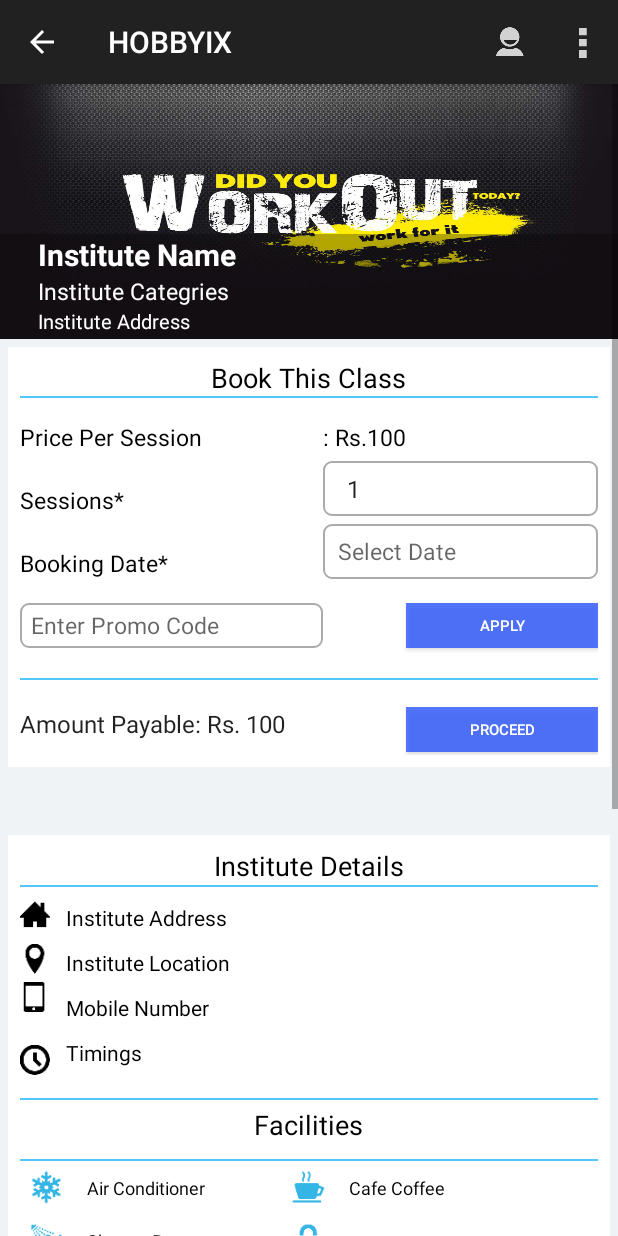
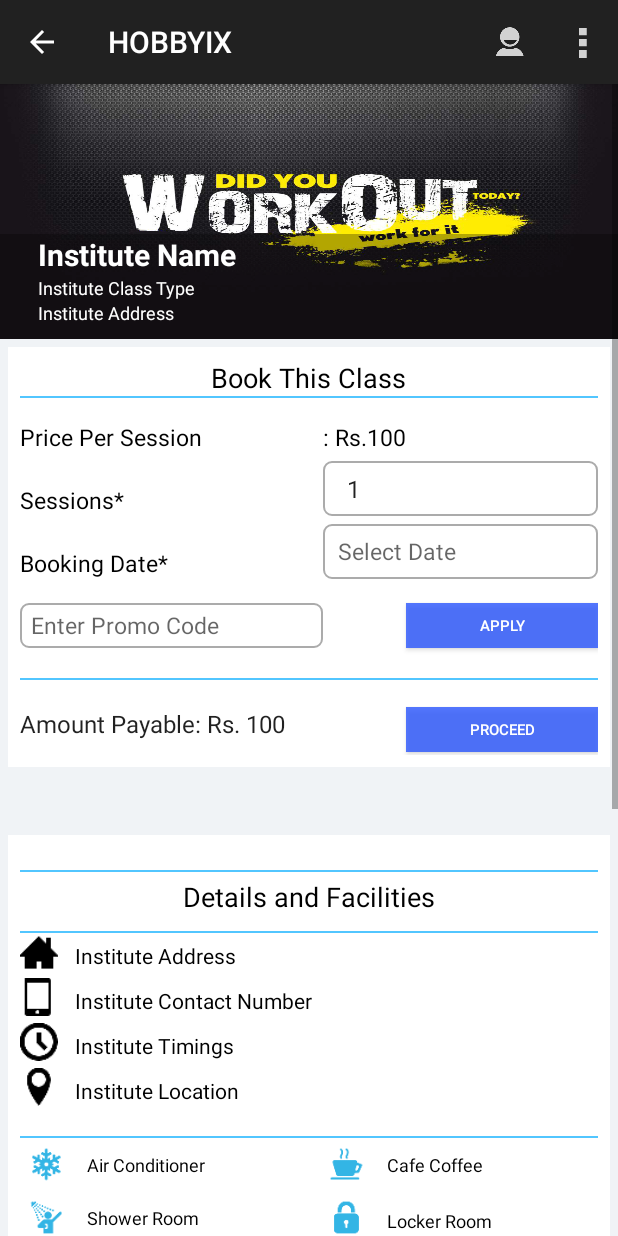
Before and after one commit to abhatia2107/hobby_android, an Android app: the SamplePage screen opened directly, with no data from a screen before it, on a phone screen of 412 x 824 dp. Run offline under Robolectric (Android 15) with nearby library versions, the phone set to English and light mode, and no system bars.

Commit message:
Sample Page Optimized using Table Layout

```diff
--- a/app/src/main/java/in/hobbyix/hobbyix/MainActivity.java
+++ b/app/src/main/java/in/hobbyix/hobbyix/MainActivity.java
@@ -159,6 +159,8 @@ public class MainActivity extends ActionBarActivity implements View.OnClickListe
                         postItems.setName(jsonPostItem.getString("institute"));
                         postItems.setFees(jsonPostItem.getString("batch_single_price"));
 
+
+
                         postItems.setAddress("Hi Tech City");
                         postItems.setTimings("4am-9pm");
                         postItems.setBookNow("BookNow");
--- a/app/src/main/java/in/hobbyix/hobbyix/SamplePage.java
+++ b/app/src/main/java/in/hobbyix/hobbyix/SamplePage.java
@@ -41,7 +41,7 @@ public class SamplePage extends ActionBarActivity {
         actionBar.setHomeButtonEnabled(true);
         actionBar.setDisplayHomeAsUpEnabled(true);
 
-        spinner=(Spinner)findViewById(R.id.spinner);
+        spinner=(Spinner)findViewById(R.id.NumberOfSessionSpinner);
         adpter=ArrayAdapter.createFromResource(this,R.array.list_numbers,android.R.layout.simple_list_item_1);
         adpter.setDropDownViewResource(android.R.layout.simple_list_item_1);
         spinner.setAdapter(adpter);
@@ -79,11 +79,11 @@ public class SamplePage extends ActionBarActivity {
         if(extras!=null){
             String InstituteDetails[] = new String[5];
             InstituteDetails = extras.getStringArray("Institutes");
-            InstituteName = (TextView)findViewById(R.id.InstituteName);
+            InstituteName = (TextView)findViewById(R.id.HeaderInstituteName);
             InstituteName.setText(InstituteDetails[0]);
-            InstituteClassType=(TextView)findViewById(R.id.InstituteClassType);
+            InstituteClassType=(TextView)findViewById(R.id.HeaderInstituteClassType);
             InstituteClassType.setText(InstituteDetails[1]);
-            InstituteAddress = (TextView)findViewById(R.id.InstituteAddressHeader);
+            InstituteAddress = (TextView)findViewById(R.id.HeaderInstituteAddress);
             InstituteAddress.setText(InstituteDetails[2]);
         }
     }
--- a/app/src/main/res/layout/activity_fitness_classes.xml
+++ b/app/src/main/res/layout/activity_fitness_classes.xml
@@ -28,7 +28,7 @@
         android:weightSum="1"
         android:layout_above="@+id/linearLayout2">
         <TextView
-            android:id="@+id/InstituteName"
+            android:id="@+id/HeaderInstituteName"
             android:layout_height="wrap_content"
             android:layout_width="wrap_content"
             android:text="Institute Name"
@@ -39,21 +39,21 @@
             android:typeface="sans"/>
 
         <TextView
-            android:id="@+id/InstituteClassType"
+            android:id="@+id/HeaderInstituteClassType"
             android:layout_height="wrap_content"
             android:layout_width="wrap_content"
             android:layout_marginLeft="25dp"
-            android:text="Institute Categries"
-            android:textSize="15dp"
+            android:text="Institute Class Type"
+            android:textSize="12dp"
             android:textColor="#ffffffff"
             android:typeface="sans"/>
 
         <TextView
-            android:id="@+id/InstituteAddressHeader"
+            android:id="@+id/HeaderInstituteAddress"
             android:layout_height="wrap_content"
             android:layout_width="wrap_content"
             android:text="Institute Address"
-            android:textSize="13dp"
+            android:textSize="12dp"
             android:textColor="#ffffffff"
             android:layout_marginLeft="25dp"
             android:typeface="sans"/>
@@ -115,7 +115,7 @@
                 android:textSize="15dp"
                 android:paddingTop="15dp"
                 android:textColor="#ff000000"
-                android:id="@+id/textView7"
+                android:id="@+id/PricePerSessionTextView"
                 android:layout_above="@+id/textView8"
                 android:layout_alignRight="@+id/textView4"
                 android:layout_alignEnd="@+id/textView4" />
@@ -174,8 +174,8 @@
                 android:layout_alignRight="@+id/editText4"
                 android:layout_alignEnd="@+id/editText4"
                 android:layout_alignTop="@+id/editText"
-                android:layout_toRightOf="@+id/textView7"
-                android:layout_toEndOf="@+id/textView7" />
+                android:layout_toRightOf="@+id/PricePerSessionTextView"
+                android:layout_toEndOf="@+id/PricePerSessionTextView" />
             <View
                 android:layout_width="fill_parent"
                 android:layout_height="1dp"
@@ -220,8 +220,8 @@
                 android:paddingLeft="10dp"
                 android:hint="Select Date"
                 android:background="@drawable/round_edit_text"
-                android:layout_alignLeft="@+id/textView7"
-                android:layout_alignStart="@+id/textView7"
+                android:layout_alignLeft="@+id/PricePerSessionTextView"
+                android:layout_alignStart="@+id/PricePerSessionTextView"
                 android:layout_alignBottom="@+id/textView9"
                 android:layout_alignParentRight="true"
                 android:layout_alignParentEnd="true"
@@ -230,7 +230,7 @@
             <Spinner
                 android:layout_width="wrap_content"
                 android:layout_height="wrap_content"
-                android:id="@+id/spinner"
+                android:id="@+id/NumberOfSessionSpinner"
                 android:hint="Select Sessions"
                 android:textAlignment="center"
                 android:textDirection="firstStrong"
@@ -247,104 +247,90 @@
             android:layout_marginTop="45dp"
             android:padding="8dp"
             android:background="#ffffffff"
-
             android:id="@+id/Mmy">
-
-
+        <LinearLayout
+            android:layout_width="match_parent"
+            android:layout_height="wrap_content"
+            android:id="@+id/DetailsLayout"
+            android:layout_below="@+id/view5">
+            <TableLayout
+                android:layout_width="match_parent"
+                android:layout_height="wrap_content">
+                <TableRow>
+                    <ImageView
+                        android:layout_width="25dp"
+                        android:layout_height="25dp"
+                        android:background="@drawable/home"/>
                     <TextView
                         android:layout_width="wrap_content"
                         android:layout_height="wrap_content"
-                android:textAppearance="?android:attr/textAppearanceMedium"
-                android:text="Institute Details"
+                        android:layout_marginLeft="6dp"
+                        android:text="Institute Address"
                         android:textColor="@color/black"
-                android:id="@+id/textView14"
-                android:layout_alignParentTop="true"
-                android:layout_centerHorizontal="true" />
+                        android:layout_below="@+id/View5"
+                        android:padding="5dp"
+                        android:id="@+id/InstituteAddressDetail"/>
+                </TableRow>
+                <TableRow>
+                    <ImageView
+                        android:layout_width="25dp"
+                        android:layout_height="25dp"
+                        android:background="@drawable/mobile"/>
+                    <TextView
+                        android:layout_width="wrap_content"
+                        android:layout_height="wrap_content"
+                        android:layout_marginLeft="6dp"
+                        android:text="Institute Contact Number"
+                        android:textColor="@color/black"
+                        android:layout_below="@+id/View5"
+                        android:padding="5dp"
+                        android:id="@+id/InstituteContactNumberDetails"/>
+                </TableRow>
+                <TableRow>
+                    <ImageView
+                        android:layout_width="25dp"
+                        android:layout_height="25dp"
+                        android:background="@drawable/clock"/>
+                    <TextView
+                        android:layout_width="wrap_content"
+                        android:layout_height="wrap_content"
+                        android:text="Institute Timings"
+                        android:layout_marginLeft="6dp"
+                        android:textColor="@color/black"
+                        android:layout_below="@+id/View5"
+                        android:padding="5dp"
+                        android:id="@+id/InstituteTimingsDetail"/>
+                </TableRow>
+                <TableRow>
+                    <ImageView
+                        android:layout_width="25dp"
+                        android:layout_height="25dp"
+                        android:background="@drawable/location"/>
+                    <TextView
+                        android:layout_width="wrap_content"
+                        android:layout_height="wrap_content"
+                        android:text="Institute Location"
+                        android:textColor="@color/black"
+                        android:layout_marginLeft="6dp"
+                        android:layout_below="@+id/View5"
+                        android:padding="5dp"
+                        android:id="@+id/InstituteAddressDetail"/>
+                </TableRow>
+            </TableLayout>
+        </LinearLayout>
         <View
                 android:layout_width="fill_parent"
                 android:layout_height="1dp"
-                android:layout_marginTop="25dp"
                 android:background="#cd28b9ff"
-                android:layout_below="@+id/textView10"
-                android:id="@+id/View5" />
-
-            <ImageView
-                android:layout_width="20dp"
-                android:layout_height="20dp"
-                android:id="@+id/HomeImageView"
-                android:background="@drawable/home"
-                android:layout_below="@+id/View5"
-                android:layout_marginTop="8dp" />
-            <TextView
-                android:layout_width="wrap_content"
-                android:layout_height="wrap_content"
-                android:text="Institute Address"
-                android:textColor="@color/black"
-                android:layout_below="@+id/View5"
-                android:layout_marginTop="5dp"
-                android:padding="5dp"
-                android:id="@+id/InstituteAddress"
-                android:layout_marginLeft="25dp"/>
-            <ImageView
-                android:layout_width="20dp"
-                android:layout_height="20dp"
-                android:layout_below="@+id/HomeImageView"
-                android:layout_marginTop="10dp"
-                android:background="@drawable/location"
-                android:id="@+id/imageView3" />
-            <TextView
-                android:layout_width="wrap_content"
-                android:layout_height="wrap_content"
-                android:layout_below="@+id/InstituteAddress"
-                android:text="Institute Location"
-                android:padding="5dp"
-                android:id="@+id/LocationTextView"
-                android:layout_marginLeft="25dp"
-                android:textColor="@color/black"
-                />
-            <ImageView
-                android:layout_width="20dp"
-                android:layout_height="20dp"
-                android:background="@drawable/mobile"
-                android:id="@+id/PhoneImageView"
-                android:layout_marginTop="5dp"
-                android:layout_below="@+id/imageView3"
-                android:layout_alignParentLeft="true"
-                android:layout_alignParentStart="true" />
-            <TextView
-                android:layout_width="wrap_content"
-                android:layout_height="wrap_content"
-                android:layout_below="@+id/LocationTextView"
-                android:layout_marginLeft="25dp"
-                android:text="Mobile Number"
-                android:id="@+id/InstituteMobileNumberText"
-                android:textColor="@color/black"
-                android:padding="5dp"/>
-            <ImageView
-                android:layout_width="20dp"
-                android:layout_height="20dp"
-                android:background="@drawable/clock"
-                android:id="@+id/imageView4"
-                android:layout_alignBottom="@+id/textView"
-                android:layout_alignParentLeft="true"
-                android:layout_alignParentStart="true" />
-            <TextView
-                android:layout_width="wrap_content"
-                android:layout_height="wrap_content"
-                android:layout_below="@+id/InstituteMobileNumberText"
-                android:padding="5dp"
-                android:layout_marginLeft="25dp"
-                android:textColor="@color/black"
-                android:text="Timings"
-                android:id="@+id/textView" />
-
+                android:id="@+id/DetailsBelowHeader"
+                android:layout_marginTop="15dp"
+                android:layout_below="@+id/DetailsLayout"/>
         <View
                 android:layout_width="fill_parent"
                 android:layout_height="1dp"
                 android:background="#cd28b9ff"
                 android:id="@+id/Header2"
-                android:layout_marginTop="15dp"
-                android:layout_below="@+id/imageView4"/>
+                android:layout_marginTop="15dp"/>
             <TextView
                 android:layout_width="wrap_content"
                 android:layout_height="wrap_content"
@@ -352,7 +338,7 @@
                 android:textAppearance="?android:attr/textAppearanceMedium"
                 android:textColor="@color/black"
                 android:id="@+id/FacilitiesTextView"
-                android:text="Facilities"
+                android:text="Details and Facilities"
                 android:layout_alignTop="@+id/Header2"
                 android:layout_centerHorizontal="true" />
             <View
@@ -366,20 +352,20 @@
             <RelativeLayout
                 android:layout_width="fill_parent"
                 android:layout_height="fill_parent"
-                android:layout_below="@+id/view5"
+                android:layout_below="@+id/DetailsBelowHeader"
                 android:layout_alignRight="@+id/view5"
                 android:layout_alignEnd="@+id/view5"
                 android:id="@+id/FacilityLayout">
 
+                <TableLayout
+                    android:layout_width="wrap_content"
+                    android:layout_height="wrap_content"
+                    android:stretchColumns="1,3">
+                    <TableRow>
                         <ImageView
                             android:layout_width="35dp"
                             android:layout_height="35dp"
-                    android:id="@+id/AcImageView"
-                    android:background="@drawable/ac"
-                    android:layout_alignParentTop="true"
-                    android:layout_alignParentLeft="true"
-                    android:layout_alignParentStart="true" />
-
+                            android:background="@drawable/ac"/>
                         <TextView
                             android:layout_width="wrap_content"
                             android:layout_height="wrap_content"
@@ -387,20 +373,25 @@
                             android:text="Air Conditioner"
                             android:textSize="12dp"
                             android:textColor="@color/black"
-                    android:padding="9dp"
-                    android:id="@+id/textView15"
-                    android:layout_alignParentTop="true"
-                    android:layout_toRightOf="@+id/AcImageView"
-                    android:layout_toEndOf="@+id/AcImageView" />
-
+                            android:padding="9dp"/>
                         <ImageView
                             android:layout_width="35dp"
                             android:layout_height="35dp"
-                    android:id="@+id/imageView5"
-                    android:background="@drawable/shower"
-                    android:layout_below="@+id/textView15"
-                    android:layout_alignParentLeft="true"
-                    android:layout_alignParentStart="true" />
+                            android:background="@drawable/cafe"/>
+                        <TextView
+                            android:layout_width="wrap_content"
+                            android:layout_height="wrap_content"
+                            android:textAppearance="?android:attr/textAppearanceMedium"
+                            android:padding="9dp"
+                            android:text="Cafe Coffee"
+                            android:textColor="@color/black"
+                            android:textSize="12dp"/>
+                    </TableRow>
+                    <TableRow>
+                        <ImageView
+                            android:layout_width="35dp"
+                            android:layout_height="35dp"
+                            android:background="@drawable/shower" />
 
                         <TextView
                             android:layout_width="wrap_content"
@@ -408,76 +399,12 @@
                             android:textAppearance="?android:attr/textAppearanceMedium"
                             android:text="Shower Room"
                             android:textColor="@color/black"
-                    android:layout_marginBottom="4dp"
                             android:textSize="12dp"
-                    android:id="@+id/textView16"
-                    android:padding="9dp"
-                    android:layout_below="@+id/AcImageView"
-                    android:layout_alignLeft="@+id/textView20"
-                    android:layout_alignStart="@+id/textView20" />
-
+                            android:padding="9dp" />
                         <ImageView
                             android:layout_width="35dp"
                             android:layout_height="35dp"
-                    android:id="@+id/imageView6"
-                    android:background="@drawable/cafe"
-                    android:layout_alignParentTop="true"
-                    android:layout_centerHorizontal="true" />
-
-                <TextView
-                    android:layout_width="wrap_content"
-                    android:layout_height="wrap_content"
-                    android:textAppearance="?android:attr/textAppearanceMedium"
-                    android:padding="9dp"
-                    android:text="Cafe Coffee"
-                    android:textColor="@color/black"
-                    android:textSize="12dp"
-                    android:id="@+id/textView17"
-                    android:layout_above="@+id/imageView8"
-                    android:layout_toRightOf="@+id/imageView6"
-                    android:layout_toEndOf="@+id/imageView6" />
-
-                <ImageView
-                    android:layout_width="35dp"
-                    android:layout_height="35dp"
-                    android:id="@+id/imageView7"
-                    android:background="@drawable/steam"
-                    android:layout_below="@+id/imageView8"
-                    android:layout_alignLeft="@+id/imageView8"
-                    android:layout_alignStart="@+id/imageView8" />
-
-
-                <ImageView
-                    android:layout_width="35dp"
-                    android:layout_height="35dp"
-                    android:id="@+id/imageView8"
-                    android:background="@drawable/locker"
-                    android:layout_below="@+id/imageView6"
-                    android:layout_alignLeft="@+id/imageView6"
-                    android:layout_alignStart="@+id/imageView6" />
-
-                <ImageView
-                    android:layout_width="35dp"
-                    android:layout_height="35dp"
-                    android:id="@+id/imageView9"
-                    android:background="@drawable/change"
-                    android:layout_below="@+id/textView19"
-                    android:layout_toLeftOf="@+id/textView20"
-                    android:layout_toStartOf="@+id/textView20" />
-
-                <TextView
-                    android:layout_width="wrap_content"
-                    android:layout_height="wrap_content"
-                    android:textAppearance="?android:attr/textAppearanceMedium"
-                    android:text="Steam Bath"
-                    android:textColor="@color/black"
-                    android:padding="9dp"
-                    android:id="@+id/textView18"
-                    android:textSize="12dp"
-                    android:layout_below="@+id/imageView8"
-                    android:layout_toRightOf="@+id/imageView7"
-                    android:layout_toEndOf="@+id/imageView7" />
-
+                            android:background="@drawable/locker" />
                         <TextView
                             android:layout_width="wrap_content"
                             android:layout_height="wrap_content"
@@ -486,12 +413,14 @@
                             android:textSize="12dp"
                             android:padding="9dp"
                             android:layout_marginTop="2dp"
-                    android:textColor="@color/black"
-                    android:id="@+id/textView19"
-                    android:layout_below="@+id/textView17"
-                    android:layout_toRightOf="@+id/imageView6"
-                    android:layout_toEndOf="@+id/imageView6" />
+                            android:textColor="@color/black"/>
 
+                    </TableRow>
+                    <TableRow>
+                        <ImageView
+                            android:layout_width="35dp"
+                            android:layout_height="35dp"
+                            android:background="@drawable/change" />
                         <TextView
                             android:layout_width="wrap_content"
                             android:layout_height="wrap_content"
@@ -499,13 +428,22 @@
                             android:text="Changing Room"
                             android:padding="9dp"
                             android:textSize="12dp"
+                            android:textColor="@color/black" />
+                        <ImageView
+                            android:layout_width="35dp"
+                            android:layout_height="35dp"
+                            android:background="@drawable/steam"/>
+                        <TextView
+                            android:layout_width="wrap_content"
+                            android:layout_height="wrap_content"
+                            android:textAppearance="?android:attr/textAppearanceMedium"
+                            android:text="Steam Bath"
                             android:textColor="@color/black"
-                    android:id="@+id/textView20"
-                    android:layout_below="@+id/imageView5"
-                    android:layout_toRightOf="@+id/imageView5"
-                    android:layout_toEndOf="@+id/imageView5" />
+                            android:padding="9dp"
+                            android:textSize="12dp"/>
+                    </TableRow>
+                </TableLayout>
             </RelativeLayout>
-
         </RelativeLayout>
         <RelativeLayout
             android:layout_width="match_parent"
--- /dev/null
+++ b/app/src/main/res/layout/ding_dong.xml
@@ -0,0 +1,6 @@
+<?xml version="1.0" encoding="utf-8"?>
+<LinearLayout xmlns:android="http://schemas.android.com/apk/res/android"
+    android:orientation="vertical"
+    android:layout_width="match_parent"
+    android:layout_height="match_parent">
+</LinearLayout>
```
Lines whose indentation alone changed are shown as unchanged.
